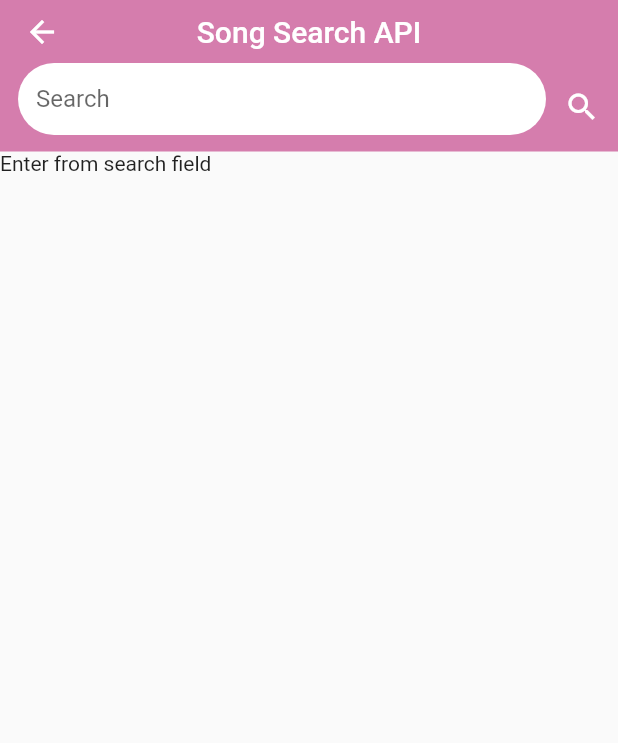
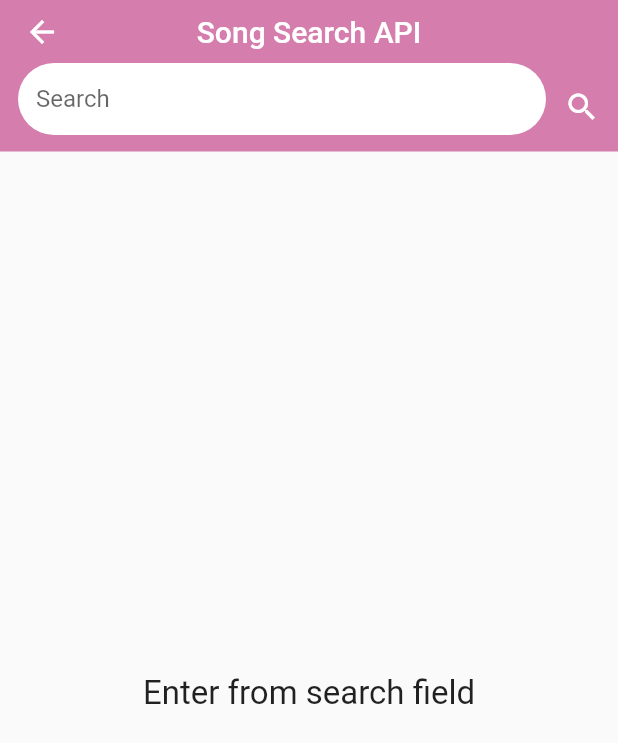
Before and after one commit to jzandag/flutter-asynchronous-api, a Flutter app: the SearchSong screen opened directly, on a phone screen of 412 x 824 dp. Shown: the top 743 px of the screen. Run offline on Flutter 3.47's test engine with Material 2 defaults, Android fonts, the phone set to English and light mode, and no system bars; our stand-ins replace cached_network_image, flutter_hooks, flutter_spinkit.

Commit message:
Update search messages widgets

```diff
--- a/lib/screens/search-song/search_song.dart
+++ b/lib/screens/search-song/search_song.dart
@@ -1,6 +1,5 @@
 import 'dart:async';
 
-import 'package:flutter/foundation.dart';
 import 'package:flutter/material.dart';
 import 'package:flutter_asynchronous_api/model/song.dart';
 import 'package:flutter_asynchronous_api/screens/song_tile.dart';
@@ -44,7 +43,7 @@ class SearchSong extends HookWidget {
             children: [
               Expanded(
                 child: Container(
-                  margin: EdgeInsets.only(left: 12, bottom: 11),
+                  margin: const EdgeInsets.only(left: 12, bottom: 11),
                   decoration: BoxDecoration(
                       borderRadius: BorderRadius.circular(24),
                       color: Colors.white),
@@ -78,11 +77,19 @@ class SearchSong extends HookWidget {
         stream: stream,
         builder: (BuildContext context, AsyncSnapshot snapshot) {
           if (snapshot.data == null) {
-            return const Text('Enter from search field');
+            return const Center(
+                child: Text(
+              'Enter from search field',
+              style: Constants.centerTextStyle,
+            ));
           } else if (snapshot.data == 'waiting') {
             return const Loading();
           } else if (snapshot.data == 'empty') {
-            return const Text('Empty results');
+            return const Center(
+                child: Text(
+              'Empty results',
+              style: Constants.centerTextStyle,
+            ));
           }
           return ListView.builder(
             shrinkWrap: true,
--- a/lib/shared/constants.dart
+++ b/lib/shared/constants.dart
@@ -1,4 +1,3 @@
-import 'package:flutter/cupertino.dart';
 import 'package:flutter/material.dart';
 
 class Constants {
@@ -10,4 +9,5 @@ class Constants {
     contentPadding: EdgeInsets.all(12),
     border: InputBorder.none,
   );
+  static const centerTextStyle = TextStyle(fontSize: 22);
 }
```
